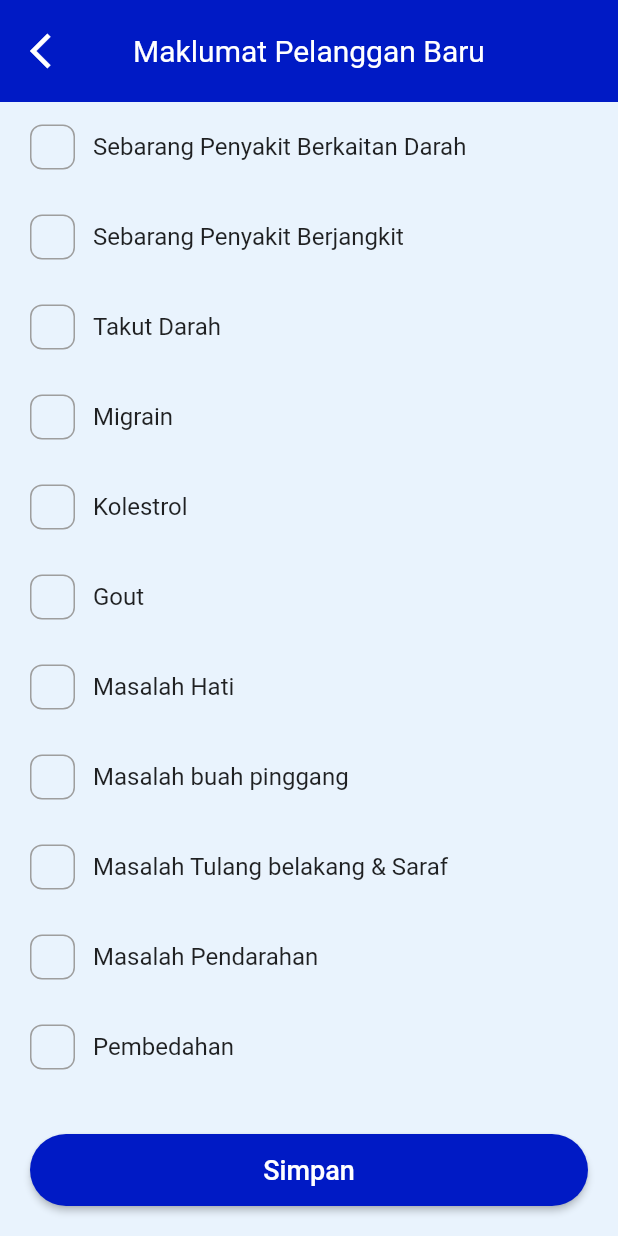
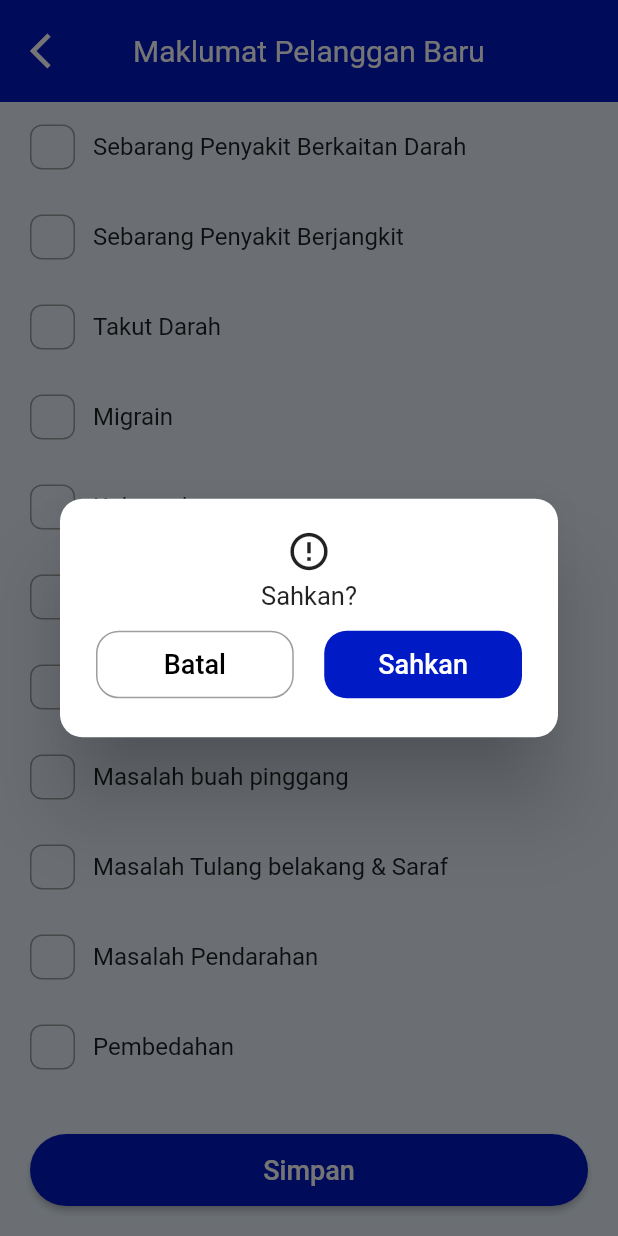
Before and after one commit to Peiling0509/safana_bekam_management_app, a Flutter app: the AddCustomerFormScreen_B screen opened directly, scrolled down 481 dp, after a tap on "Simpan", on a phone screen of 412 x 824 dp. Run offline on Flutter 3.47's test engine with Material 3 defaults, Android fonts, the phone set to English and light mode, and no system bars; our stand-ins replace dio, fluttertoast, get, get_storage; accounts and stored records are empty; project files that could hold a hidden picture were left out.

Commit message:
Confirm Dialog added

```diff
--- a/lib/screen/home/add_customer_form_B.dart
+++ b/lib/screen/home/add_customer_form_B.dart
@@ -135,7 +135,8 @@ class _AddCustomerFormScreen_B_State extends State<AddCustomerFormScreen_B> {
                     },
                     size: 30,
                     type: MyCheckboxType.none, // Adjust based on your needs
-                    activeBgColor: ConstantColor.primaryColor, // Adjust colors as needed
+                    activeBgColor:
+                        ConstantColor.primaryColor, // Adjust colors as needed
                     inactiveBgColor: ConstantColor.backgroundColor,
                     activeBorderColor: ConstantColor.primaryColor,
                     inactiveBorderColor: Colors.grey,
@@ -156,17 +157,15 @@ class _AddCustomerFormScreen_B_State extends State<AddCustomerFormScreen_B> {
                   child: TextField(
                     controller: _controllers[key],
                     decoration: InputDecoration(
-                      hintText:'Pengambilan Ubat',
-                      hintStyle: TextStyle(
-                        color: Colors.black.withOpacity(0.3)
-                      ),
+                      hintText: 'Pengambilan Ubat',
+                      hintStyle:
+                          TextStyle(color: Colors.black.withOpacity(0.3)),
                       border: OutlineInputBorder(
                         borderRadius: BorderRadius.circular(25),
                       ),
                       enabledBorder: OutlineInputBorder(
                           borderRadius: BorderRadius.circular(25),
-                        borderSide: BorderSide(color: Colors.grey)
-                      ),
+                          borderSide: BorderSide(color: Colors.grey)),
                       filled: true,
                       fillColor: ConstantColor.backgroundColor,
                     ),
@@ -184,12 +183,13 @@ class _AddCustomerFormScreen_B_State extends State<AddCustomerFormScreen_B> {
       padding: EdgeInsets.only(top: 28.0),
       child: ElevatedButton(
           onPressed: () {
-          //show pop out
+            //show pop up
+            openDialog();
             print("submit button clicked");
           },
           style: ElevatedButton.styleFrom(
-          shape: RoundedRectangleBorder(
-          borderRadius: BorderRadius.circular(30)),
+            shape:
+                RoundedRectangleBorder(borderRadius: BorderRadius.circular(30)),
             backgroundColor: ConstantColor.primaryColor,
             minimumSize: Size(Get.width, 48),
           ),
@@ -200,8 +200,77 @@ class _AddCustomerFormScreen_B_State extends State<AddCustomerFormScreen_B> {
               fontWeight: FontWeight.w500,
               color: Colors.white,
             ),
-          )
-        ),
+          )),
     );
   }
+
+  Future openDialog() => showDialog(
+      context: context,
+      builder: (context) => AlertDialog(
+            shape:
+                RoundedRectangleBorder(borderRadius: BorderRadius.circular(15)),
+            content: Container(
+              width: Get.width,
+              height: 115,
+              child: Column(
+                mainAxisAlignment: MainAxisAlignment.start,
+                crossAxisAlignment: CrossAxisAlignment.center,
+                children: [
+                  Icon(
+                    Icons.error_outline,
+                    size: 30,
+                  ),
+                  const SizedBox(
+                    height: 5,
+                  ),
+                  Text(
+                    "Sahkan?",
+                    style: TextStyle(
+                      fontSize: 17,
+                      fontWeight: FontWeight.w400,
+                    ),
+                  ),
+                  const SizedBox(
+                    height: 13,
+                  ),
+                  Row(
+                    mainAxisAlignment: MainAxisAlignment.spaceBetween,
+                    children: [
+                      Container(
+                        width: Get.width * 0.32,
+                        height: 45,
+                        alignment: Alignment.center,
+                        decoration: BoxDecoration(
+                            border: Border.all(color: Colors.grey),
+                            borderRadius: BorderRadius.circular(15)),
+                        child: const Text(
+                          "Batal",
+                          style: TextStyle(
+                              color: Colors.black,
+                              fontSize: 18,
+                              fontWeight: FontWeight.w500),
+                        ),
+                      ),
+                      Container(
+                        width: Get.width * 0.32,
+                        height: 45,
+                        alignment: Alignment.center,
+                        decoration: BoxDecoration(
+                            //border: Border.all(color: Colors.grey),
+                            borderRadius: BorderRadius.circular(15),
+                            color: ConstantColor.primaryColor),
+                        child: const Text(
+                          "Sahkan",
+                          style: TextStyle(
+                              color: Colors.white,
+                              fontSize: 18,
+                              fontWeight: FontWeight.w500),
+                        ),
+                      ),
+                    ],
+                  ),
+                ],
+              ),
+            ),
+          ));
 }
--- a/lib/screen/home/home_screen.dart
+++ b/lib/screen/home/home_screen.dart
@@ -115,7 +115,7 @@ class _HomeScreenState extends State<HomeScreen> {
         child: Container(
           decoration: BoxDecoration(
             color: Colors.white,
-            borderRadius: BorderRadius.circular(12),
+            borderRadius: BorderRadius.circular(20),
             boxShadow: [
               BoxShadow(
                 color: Colors.black.withOpacity(0.1), // Light shadow
@@ -138,6 +138,9 @@ class _HomeScreenState extends State<HomeScreen> {
               prefixIcon: const Icon(Icons.search),
               filled: true,
               fillColor: Colors.white,
+              border: OutlineInputBorder(
+                borderRadius: BorderRadius.circular(20)
+              ),
               enabledBorder: OutlineInputBorder(
                 borderRadius: BorderRadius.circular(20),
                 borderSide: BorderSide.none,
```
Lines whose indentation alone changed are shown as unchanged.
